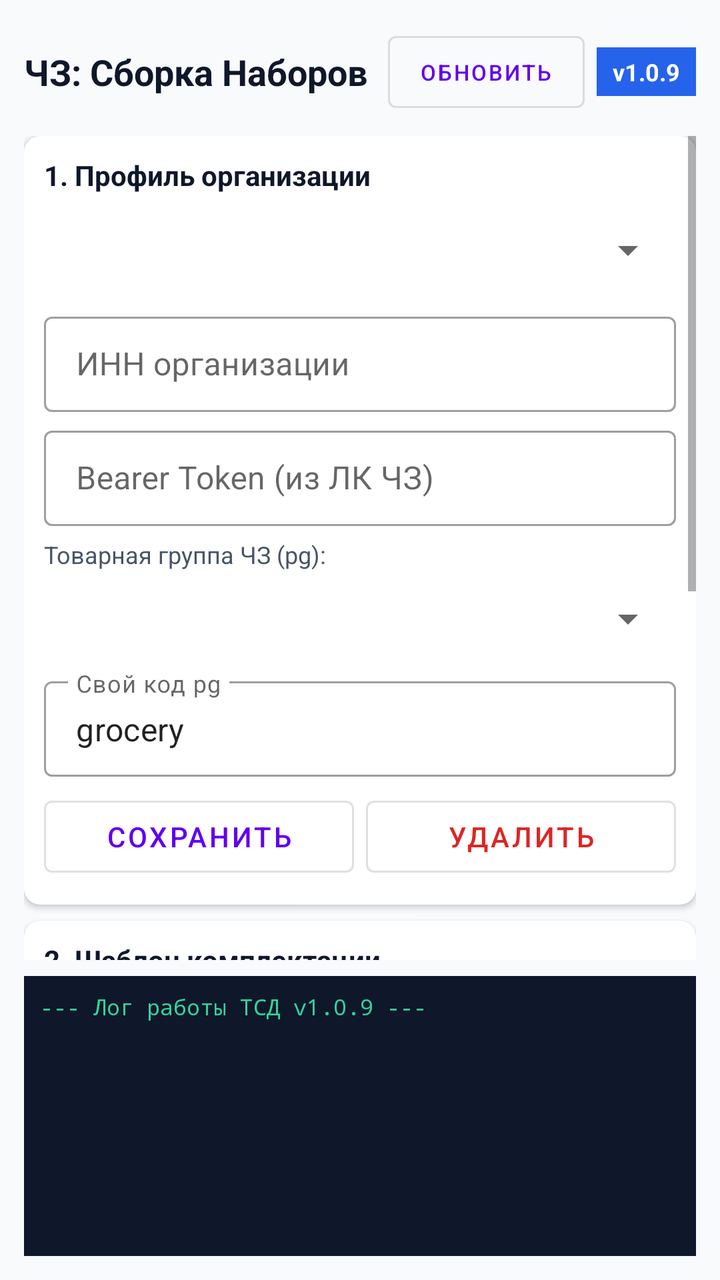
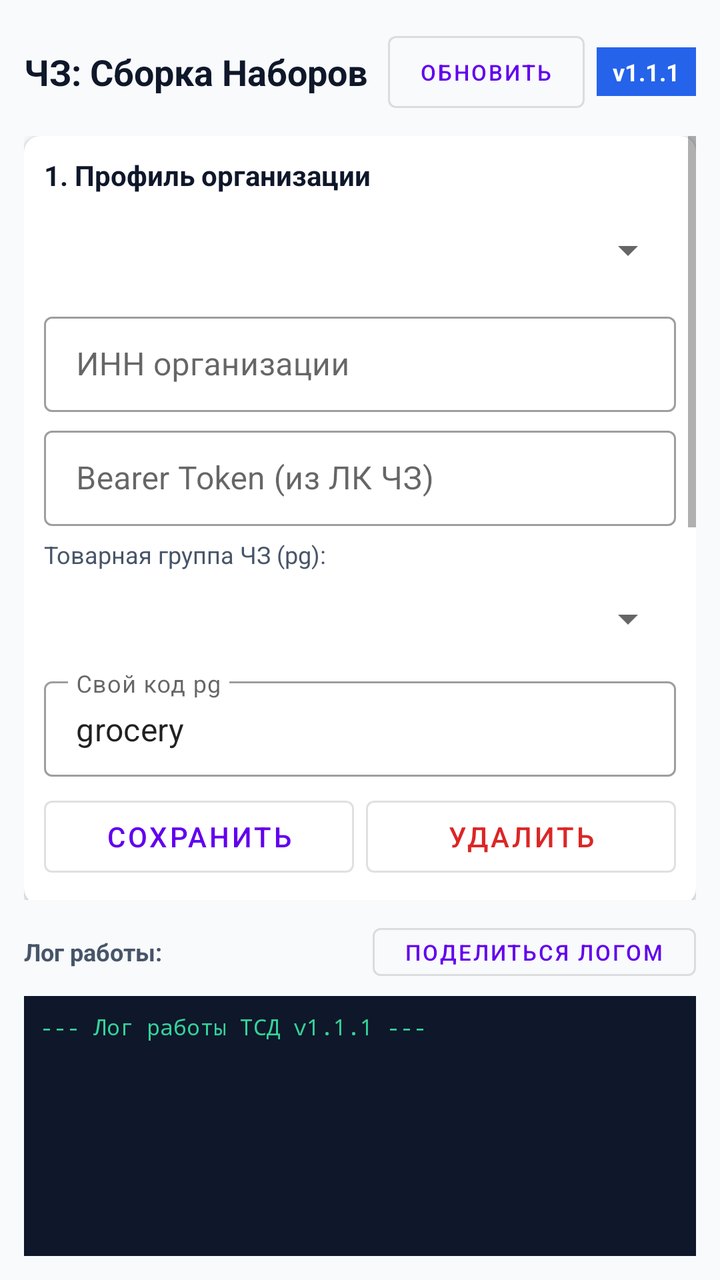

Screens rendered from an Android XML layout before and after an edit, with the pre-edit source and the edit as a unified diff.
<!-- AndroidManifest.xml: application theme Theme.MaterialComponents.DayNight.NoActionBar -->
<!-- res/layout/activity_main.xml -->
<?xml version="1.0" encoding="utf-8"?>
<LinearLayout xmlns:android="http://schemas.android.com/apk/res/android"
    xmlns:app="http://schemas.android.com/apk/res-auto"
    android:layout_width="match_parent"
    android:layout_height="match_parent"
    android:orientation="vertical"
    android:background="#F8FAFC"
    android:padding="12dp">

    
    <LinearLayout
        android:layout_width="match_parent"
        android:layout_height="wrap_content"
        android:orientation="horizontal"
        android:gravity="center_vertical"
        android:paddingBottom="8dp">

        <TextView
            android:layout_width="0dp"
            android:layout_height="wrap_content"
            android:layout_weight="1"
            android:text="ЧЗ: Сборка Наборов"
            android:textSize="18sp"
            android:textStyle="bold"
            android:textColor="#0F172A" />

        <Button
            android:id="@+id/btnCheckUpdate"
            android:layout_width="wrap_content"
            android:layout_height="wrap_content"
            android:text="Обновить"
            android:textSize="11sp"
            style="@style/Widget.MaterialComponents.Button.OutlinedButton"
            android:layout_marginEnd="6dp"/>

        <TextView
            android:id="@+id/tvAppVersion"
            android:layout_width="wrap_content"
            android:layout_height="wrap_content"
            android:text="v1.0.9"
            android:textSize="12sp"
            android:textStyle="bold"
            android:textColor="#FFFFFF"
            android:background="#2563EB"
            android:paddingHorizontal="8dp"
            android:paddingVertical="4dp" />
    </LinearLayout>

    <ScrollView
        android:layout_width="match_parent"
        android:layout_height="0dp"
        android:layout_weight="1"
        android:fillViewport="true">

        <LinearLayout
            android:layout_width="match_parent"
            android:layout_height="wrap_content"
            android:orientation="vertical">

            
            <com.google.android.material.card.MaterialCardView
                android:layout_width="match_parent"
                android:layout_height="wrap_content"
                app:cardCornerRadius="8dp"
                app:cardElevation="2dp"
                android:layout_marginBottom="8dp">

                <LinearLayout
                    android:layout_width="match_parent"
                    android:layout_height="wrap_content"
                    android:orientation="vertical"
                    android:padding="10dp">

                    <TextView
                        android:layout_width="wrap_content"
                        android:layout_height="wrap_content"
                        android:text="1. Профиль организации"
                        android:textStyle="bold"
                        android:textColor="#0F172A"
                        android:layout_marginBottom="6dp"/>

                    <Spinner
                        android:id="@+id/spinnerProfiles"
                        android:layout_width="match_parent"
                        android:layout_height="44dp"
                        android:layout_marginBottom="6dp"/>

                    <com.google.android.material.textfield.TextInputLayout
                        android:layout_width="match_parent"
                        android:layout_height="wrap_content"
                        android:hint="ИНН организации"
                        style="@style/Widget.MaterialComponents.TextInputLayout.OutlinedBox.Dense">
                        <com.google.android.material.textfield.TextInputEditText
                            android:id="@+id/etInn"
                            android:layout_width="match_parent"
                            android:layout_height="wrap_content"
                            android:inputType="number" />
                    </com.google.android.material.textfield.TextInputLayout>

                    <com.google.android.material.textfield.TextInputLayout
                        android:layout_width="match_parent"
                        android:layout_height="wrap_content"
                        android:hint="Bearer Token (из ЛК ЧЗ)"
                        android:layout_marginTop="4dp"
                        style="@style/Widget.MaterialComponents.TextInputLayout.OutlinedBox.Dense">
                        <com.google.android.material.textfield.TextInputEditText
                            android:id="@+id/etToken"
                            android:layout_width="match_parent"
                            android:layout_height="wrap_content"
                            android:inputType="text" />
                    </com.google.android.material.textfield.TextInputLayout>

                    <TextView
                        android:layout_width="wrap_content"
                        android:layout_height="wrap_content"
                        android:text="Товарная группа ЧЗ (pg):"
                        android:textSize="12sp"
                        android:textColor="#475569"
                        android:layout_marginTop="6dp"
                        android:layout_marginBottom="2dp"/>

                    <Spinner
                        android:id="@+id/spinnerPg"
                        android:layout_width="match_parent"
                        android:layout_height="44dp"
                        android:layout_marginBottom="4dp"/>

                    <com.google.android.material.textfield.TextInputLayout
                        android:layout_width="match_parent"
                        android:layout_height="wrap_content"
                        android:hint="Свой код pg"
                        style="@style/Widget.MaterialComponents.TextInputLayout.OutlinedBox.Dense">
                        <com.google.android.material.textfield.TextInputEditText
                            android:id="@+id/etProductGroup"
                            android:layout_width="match_parent"
                            android:layout_height="wrap_content"
                            android:inputType="text"
                            android:text="grocery" />
                    </com.google.android.material.textfield.TextInputLayout>

                    <LinearLayout
                        android:layout_width="match_parent"
                        android:layout_height="wrap_content"
                        android:orientation="horizontal"
                        android:layout_marginTop="6dp">

                        <Button
                            android:id="@+id/btnSaveProfile"
                            android:layout_width="0dp"
                            android:layout_height="wrap_content"
                            android:layout_weight="1"
                            android:text="Сохранить"
                            style="@style/Widget.MaterialComponents.Button.OutlinedButton" />

                        <Button
                            android:id="@+id/btnDeleteProfile"
                            android:layout_width="0dp"
                            android:layout_height="wrap_content"
                            android:layout_weight="1"
                            android:layout_marginStart="6dp"
                            android:text="Удалить"
                            android:textColor="#DC2626"
                            style="@style/Widget.MaterialComponents.Button.OutlinedButton" />
                    </LinearLayout>

                </LinearLayout>
            </com.google.android.material.card.MaterialCardView>

            
            <com.google.android.material.card.MaterialCardView
                android:layout_width="match_parent"
                android:layout_height="wrap_content"
                app:cardCornerRadius="8dp"
                app:cardElevation="2dp"
                android:layout_marginBottom="8dp">

                <LinearLayout
                    android:layout_width="match_parent"
                    android:layout_height="wrap_content"
                    android:orientation="vertical"
                    android:padding="10dp">

                    <TextView
                        android:layout_width="wrap_content"
                        android:layout_height="wrap_content"
                        android:text="2. Шаблон комплектации"
                        android:textStyle="bold"
                        android:textColor="#0F172A"
                        android:layout_marginBottom="6dp"/>

                    <com.google.android.material.textfield.TextInputLayout
                        android:layout_width="match_parent"
                        android:layout_height="wrap_content"
                        android:hint="Количество пачек в одном наборе"
                        style="@style/Widget.MaterialComponents.TextInputLayout.OutlinedBox.Dense">
                        <com.google.android.material.textfield.TextInputEditText
                            android:id="@+id/etCountPerSet"
                            android:layout_width="match_parent"
                            android:layout_height="wrap_content"
                            android:inputType="number"
                            android:text="6" />
                    </com.google.android.material.textfield.TextInputLayout>
                </LinearLayout>
            </com.google.android.material.card.MaterialCardView>

            
            <com.google.android.material.card.MaterialCardView
                android:layout_width="match_parent"
                android:layout_height="wrap_content"
                app:cardCornerRadius="8dp"
                app:cardElevation="2dp"
                android:layout_marginBottom="8dp">

                <LinearLayout
                    android:layout_width="match_parent"
                    android:layout_height="wrap_content"
                    android:orientation="vertical"
                    android:padding="10dp">

                    <TextView
                        android:id="@+id/tvScanState"
                        android:layout_width="match_parent"
                        android:layout_height="wrap_content"
                        android:text="СТАТУС: Отсканируйте DataMatrix НАБОРА"
                        android:textStyle="bold"
                        android:textSize="13sp"
                        android:textColor="#1D4ED8"
                        android:background="#EFF6FF"
                        android:padding="6dp"/>

                    <TextView
                        android:id="@+id/tvCurrentSet"
                        android:layout_width="match_parent"
                        android:layout_height="wrap_content"
                        android:text="Текущий набор: НЕ ВЫБРАН"
                        android:textColor="#334155"
                        android:layout_marginTop="6dp"/>

                    <TextView
                        android:id="@+id/tvProgress"
                        android:layout_width="match_parent"
                        android:layout_height="wrap_content"
                        android:text="Пачек в наборе: 0 / 6"
                        android:textSize="15sp"
                        android:textStyle="bold"
                        android:textColor="#047857"
                        android:layout_marginTop="2dp"/>

                    <TextView
                        android:id="@+id/tvTotalCompletedSets"
                        android:layout_width="match_parent"
                        android:layout_height="wrap_content"
                        android:text="Закрытых наборов к отправке: 0"
                        android:textStyle="bold"
                        android:textColor="#0F172A"
                        android:layout_marginTop="2dp"/>

                    <Button
                        android:id="@+id/btnResetCurrentSet"
                        android:layout_width="match_parent"
                        android:layout_height="wrap_content"
                        android:text="Сбросить текущий набор"
                        android:layout_marginTop="6dp"
                        android:textColor="#DC2626"
                        style="@style/Widget.MaterialComponents.Button.OutlinedButton" />

                </LinearLayout>
            </com.google.android.material.card.MaterialCardView>

            <Button
                android:id="@+id/btnSendDraft"
                android:layout_width="match_parent"
                android:layout_height="wrap_content"
                android:text="ЗАКРЫТЬ НАБОРЫ И ОТПРАВИТЬ ЧЕРНОВИК В ЧЗ"
                android:backgroundTint="#047857"
                android:padding="10dp"
                android:textStyle="bold" />

        </LinearLayout>
    </ScrollView>

    
    <TextView
        android:id="@+id/tvLog"
        android:layout_width="match_parent"
        android:layout_height="140dp"
        android:layout_marginTop="8dp"
        android:background="#0F172A"
        android:textColor="#34D399"
        android:fontFamily="monospace"
        android:textSize="11sp"
        android:padding="8dp"
        android:scrollbars="vertical"
        android:fadeScrollbars="false"
        android:text="--- Лог работы ТСД v1.0.9 ---\n"/>

</LinearLayout>
<!-- resources referenced by this layout -->
<resources>

</resources>

<!-- the commit's change to res/layout/activity_main.xml (unified diff, before → after) -->
@@ -37,7 +37,7 @@
             android:id="@+id/tvAppVersion"
             android:layout_width="wrap_content"
             android:layout_height="wrap_content"
-            android:text="v1.0.9"
+            android:text="v1.1.1"
             android:textSize="12sp"
             android:textStyle="bold"
             android:textColor="#FFFFFF"
@@ -280,18 +280,50 @@
     </ScrollView>
 
     
-    <TextView
-        android:id="@+id/tvLog"
+    <LinearLayout
         android:layout_width="match_parent"
-        android:layout_height="140dp"
-        android:layout_marginTop="8dp"
-        android:background="#0F172A"
-        android:textColor="#34D399"
-        android:fontFamily="monospace"
-        android:textSize="11sp"
-        android:padding="8dp"
-        android:scrollbars="vertical"
-        android:fadeScrollbars="false"
-        android:text="--- Лог работы ТСД v1.0.9 ---\n"/>
+        android:layout_height="wrap_content"
+        android:orientation="vertical"
+        android:layout_marginTop="8dp">
+
+        <LinearLayout
+            android:layout_width="match_parent"
+            android:layout_height="wrap_content"
+            android:orientation="horizontal"
+            android:gravity="center_vertical"
+            android:layout_marginBottom="4dp">
+
+            <TextView
+                android:layout_width="0dp"
+                android:layout_height="wrap_content"
+                android:layout_weight="1"
+                android:text="Лог работы:"
+                android:textSize="12sp"
+                android:textStyle="bold"
+                android:textColor="#475569"/>
+
+            <Button
+                android:id="@+id/btnShareLog"
+                android:layout_width="wrap_content"
+                android:layout_height="36dp"
+                android:text="Поделиться логом"
+                android:textSize="11sp"
+                style="@style/Widget.MaterialComponents.Button.OutlinedButton"/>
+        </LinearLayout>
+
+        <TextView
+            android:id="@+id/tvLog"
+            android:layout_width="match_parent"
+            android:layout_height="130dp"
+            android:background="#0F172A"
+            android:textColor="#34D399"
+            android:fontFamily="monospace"
+            android:textSize="11sp"
+            android:padding="8dp"
+            android:scrollbars="vertical"
+            android:fadeScrollbars="false"
+            android:text="--- Лог работы ТСД v1.1.1 ---\n"/>
+
+    </LinearLayout>
 
 </LinearLayout>
